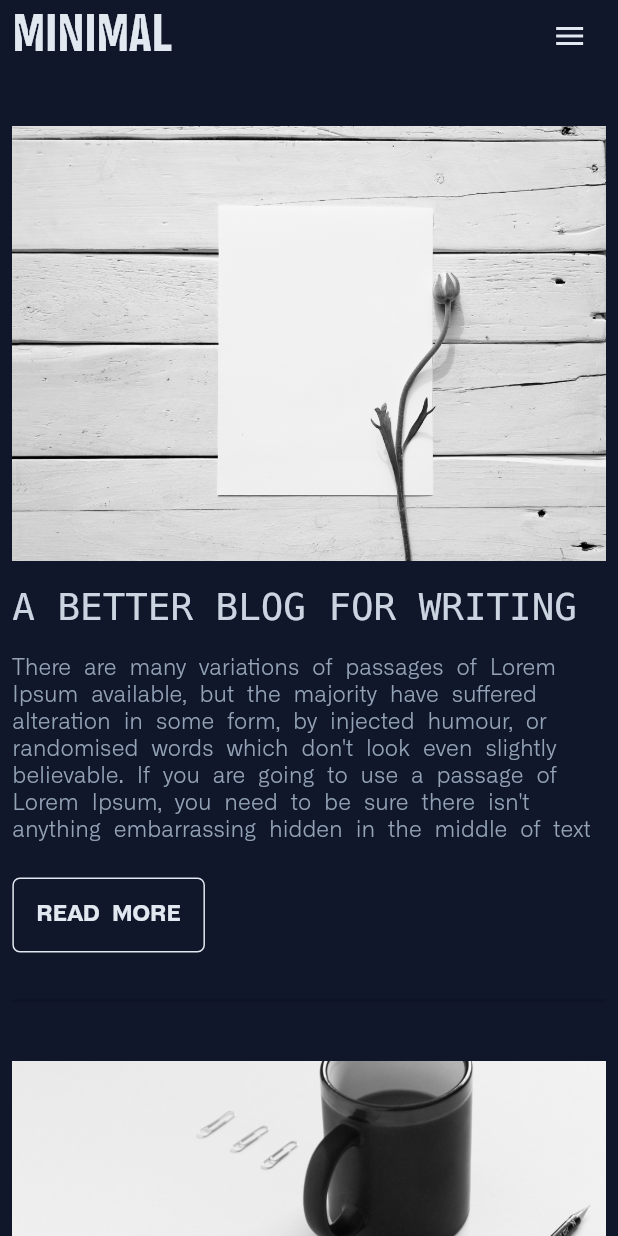
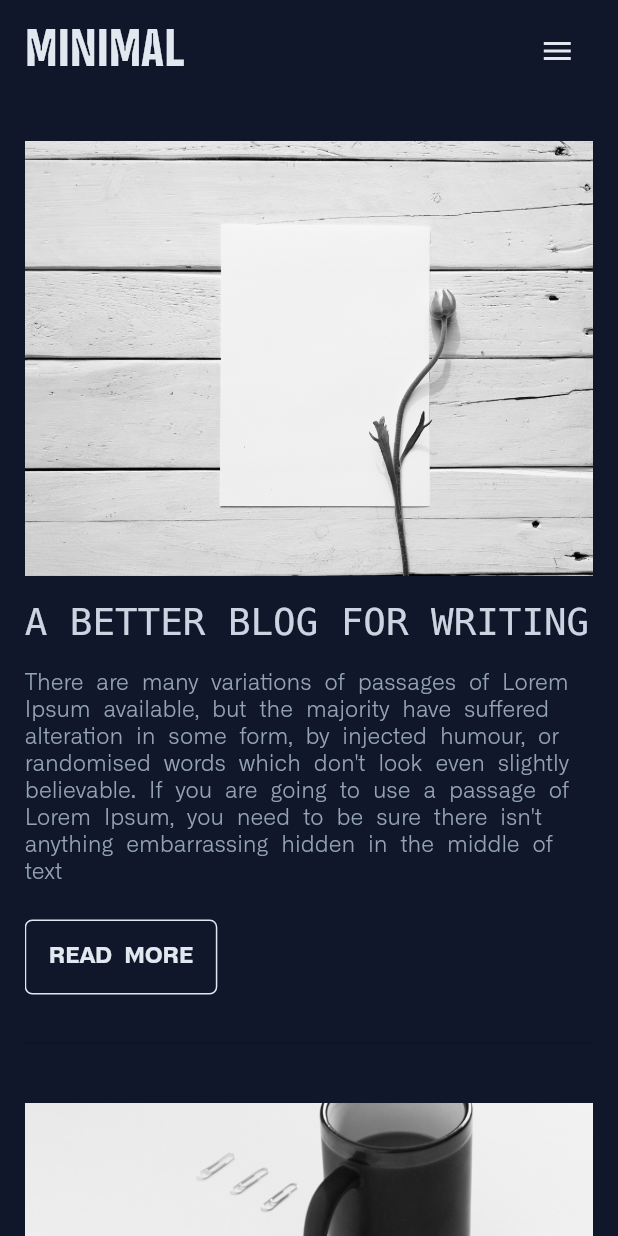
Before and after one commit to rexthecoder/Bamboo, a Flutter app: the screen it shows after launch, on a phone screen of 412 x 824 dp. Run offline on Flutter 3.47's test engine with Material 2 defaults, Android fonts, the phone set to English and light mode, and no system bars; drawn by our look-alikes of auto_size_text; statements that could not run were skipped.

Commit message:
chore: updated example

```diff
--- a/example/lib/example/minimal/minimal.dart
+++ b/example/lib/example/minimal/minimal.dart
@@ -5,7 +5,6 @@ import 'package:example/example/template/expanded_icon.dart';
 import 'package:example/example/template/helpers.dart';
 import 'package:example/example/template/styles.dart';
 import 'package:flutter/material.dart';
-import 'dart:math' as math;
 
 class MinimalWebsite extends StatefulWidget {
   const MinimalWebsite({super.key});
@@ -21,6 +20,7 @@ class _MinimalWebsiteState extends State<MinimalWebsite> {
     return Scaffold(
       backgroundColor: const Color(0xff10172A),
       body: SafeArea(
+        top: true,
         bottom: false,
         child: NotificationListener<ScrollNotification>(
           onNotification: (notification) {
@@ -38,16 +38,18 @@ class _MinimalWebsiteState extends State<MinimalWebsite> {
               horizontal: Bamboo.number(
                 context: context,
                 mobile: 2,
-                desktop: 20,
+                desktop: 5,
                 tablet: 2,
                 large: 2,
-                unit: Unit.vw,
+                unit: Unit.vmax,
               ),
               // vertical: 16,
             ),
             child: Column(
               children: [
+                const SizedBox(height: 10,),
                 Column(
+                  mainAxisAlignment: MainAxisAlignment.center,
                   children: [
                     Row(
                       crossAxisAlignment: CrossAxisAlignment.center,
@@ -97,6 +99,7 @@ class _MinimalWebsiteState extends State<MinimalWebsite> {
                 ),
                 Expanded(
                   child: ListView.builder(
+                    physics: const BouncingScrollPhysics(),
                     padding: const EdgeInsets.symmetric(
                       vertical: 20,
                     ),
--- a/example/lib/hello.dart
+++ /dev/null
@@ -1,60 +0,0 @@
-import 'package:flutter/material.dart';
-
-class AutoScaling extends StatelessWidget {
-  final double baseWidth;
-  final Widget child;
-
-  AutoScaling({required this.baseWidth, required this.child});
-
-  @override
-  Widget build(BuildContext context) {
-    // TODO: implement build
-    return Builder(
-      builder: (context) {
-        return AutoScalingSize.baseWidth(
-          context: context,
-          baseWidth: baseWidth,
-          child: child,
-        );
-      },
-    );
-  }
-}
-
-class AutoScalingSize extends InheritedWidget {
-  final double scaleFactor;
-
-  static double? _staticScaleFactor;
-
-  const AutoScalingSize({required this.scaleFactor, required Widget child})
-      : super(child: child);
-
-  factory AutoScalingSize.baseWidth(
-      {required BuildContext context,
-      required double baseWidth,
-      required Widget child}) {
-    _staticScaleFactor = baseWidth /
-        MediaQuery.of(context).size.width *
-        MediaQuery.of(context).devicePixelRatio;
-    return AutoScalingSize(
-      scaleFactor: _staticScaleFactor!,
-      child: child,
-    );
-  }
-
-  @override
-  bool updateShouldNotify(InheritedWidget oldWidget) {
-    // TODO: implement updateShouldNotify
-    return (oldWidget as AutoScalingSize).scaleFactor != scaleFactor;
-  }
-
-  static double scaleSize(BuildContext context, double orignSize) {
-    AutoScalingSize autoScaleSize =
-        context.dependOnInheritedWidgetOfExactType<AutoScalingSize>()!;
-    if (autoScaleSize == null) {
-      return orignSize * _staticScaleFactor!;
-    } else {
-      return orignSize * autoScaleSize.scaleFactor;
-    }
-  }
-}
--- a/example/lib/main.dart
+++ b/example/lib/main.dart
@@ -20,8 +20,7 @@ class App extends StatelessWidget {
         themeMode: ThemeMode.light,
         // showPerformanceOverlay: true,
         title: 'Flutter Demo',
-        home: AutoScaling(baseWidth: 375,
-        child: const MinimalWebsite()),
+        home: const MinimalWebsite(),
         theme: ThemeData(
           primarySwatch: Colors.blue,
         ),
--- a/lib/foundation/helpers.dart
+++ b/lib/foundation/helpers.dart
@@ -23,7 +23,7 @@ extension ViewPointUnit on num {
   num get vmin => this / 100.0 * (size.shortestSide);
 
   /// vmax - percent of largest between width or height of viewport
-  num get vmax => this / 100.0 * (size.longestSide);
+  num get vmax => this / 100.0 * size.longestSide;
 
   /// vw  - percent of viewport width
   num get vw => this / 100.0 * (size.width);
```
Also changed, not shown: example/lib/foundation.dart (+16 -12 lines).
